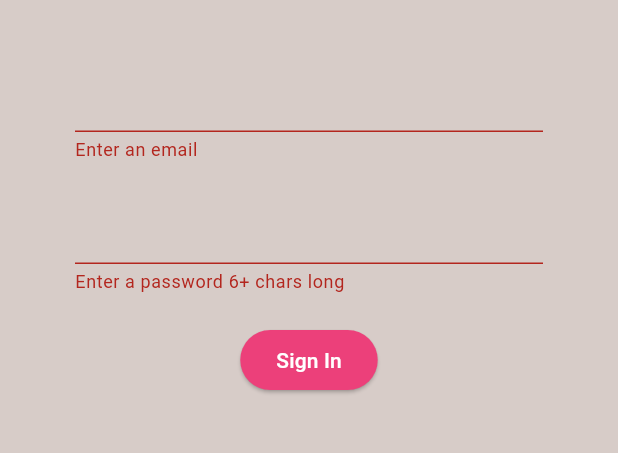
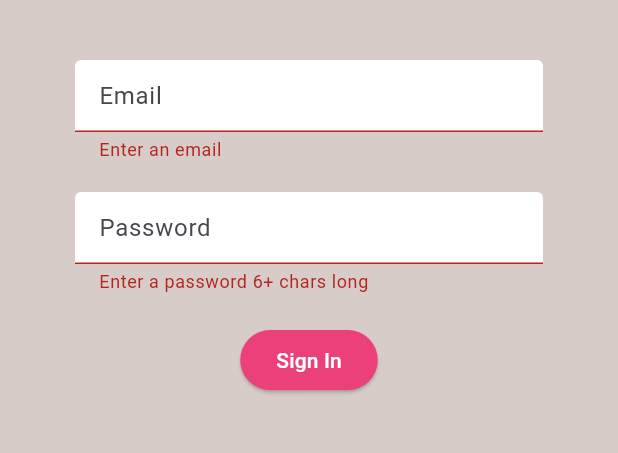
Before and after one commit to TanayJyot/foodafriend, a Flutter app: the screen it shows after launch, after a tap on "Sign In", on a phone screen of 412 x 824 dp, the part 84-537 px from its top. Run offline on Flutter 3.47's test engine with Material 3 defaults, Android fonts, the phone set to English and light mode, and no system bars; our stand-ins replace firebase_auth, firebase_core, flutter_spinkit, google_maps_flutter, location; missing offline and left inert: flutter_polyline_points; accounts and stored records are empty.

Commit message:
Added ui elements to it

```diff
--- a/lib/screens/authenticate/register.dart
+++ b/lib/screens/authenticate/register.dart
@@ -1,3 +1,4 @@
+import 'package:buildspace_s5/shared/constants.dart';
 import 'package:flutter/material.dart';
 
 import '../../services/auth.dart';
@@ -56,6 +57,7 @@ class _RegisterState extends State<Register> {
                 children: <Widget>[
                   const SizedBox(height: 20),
                   TextFormField(
+                    decoration: textInputDecoration.copyWith(hintText: 'Email'),
                     validator: (val) => val!.isEmpty ? "Enter an email" : null,
                     onChanged: (val){
                       setState(() => email = val);
@@ -63,6 +65,7 @@ class _RegisterState extends State<Register> {
                   ),
                   const SizedBox(height: 20),
                   TextFormField(
+                    decoration: textInputDecoration.copyWith(hintText: 'Password'),
                     validator: (val) => val!.length < 6 ? "Enter a password 6+ chars long" : null,
                     obscureText: true,
                     onChanged:(val){
--- a/lib/screens/authenticate/sign_in.dart
+++ b/lib/screens/authenticate/sign_in.dart
@@ -1,4 +1,5 @@
 import 'package:buildspace_s5/services/auth.dart';
+import 'package:buildspace_s5/shared/constants.dart';
 import 'package:flutter/material.dart';
 
 class SignIn extends StatefulWidget {
@@ -55,6 +56,7 @@ class _SignInState extends State<SignIn> {
             children: <Widget>[
               SizedBox(height: 20),
               TextFormField(
+                decoration: textInputDecoration.copyWith(hintText: 'Email'),
                 validator: (val) => val!.isEmpty ? "Enter an email" : null,
                 onChanged: (val){
                   setState(() => email = val);
@@ -62,6 +64,7 @@ class _SignInState extends State<SignIn> {
               ),
               const SizedBox(height: 20),
               TextFormField(
+                decoration: textInputDecoration.copyWith(hintText: 'Password'),
                 validator: (val) => val!.length < 6 ? "Enter a password 6+ chars long" : null,
                 obscureText: true,
                 onChanged:(val){
--- /dev/null
+++ b/lib/shared/constants.dart
@@ -0,0 +1,12 @@
+import 'package:flutter/material.dart';
+
+const textInputDecoration = const InputDecoration(
+    fillColor: Colors.white,
+    filled: true,
+    enabledBorder: OutlineInputBorder(
+        borderSide: BorderSide(color: Colors.white, width: 2.0)
+    ),
+    focusedBorder: OutlineInputBorder(
+        borderSide: BorderSide(color: Colors.pink, width: 2.0)
+    )
+);
--- a/pubspec.yaml
+++ b/pubspec.yaml
@@ -42,6 +42,7 @@ dependencies:
   google_maps_flutter: ^2.7.0
   location: ^5.0.0
   flutter_polyline_points: ^2.0.1
+  flutter_spinkit: ^5.2.1
 
 dev_dependencies:
   flutter_test:
```
Also changed, not shown: lib/shared/loading.dart (added, +17 -0 lines), pubspec.lock.
